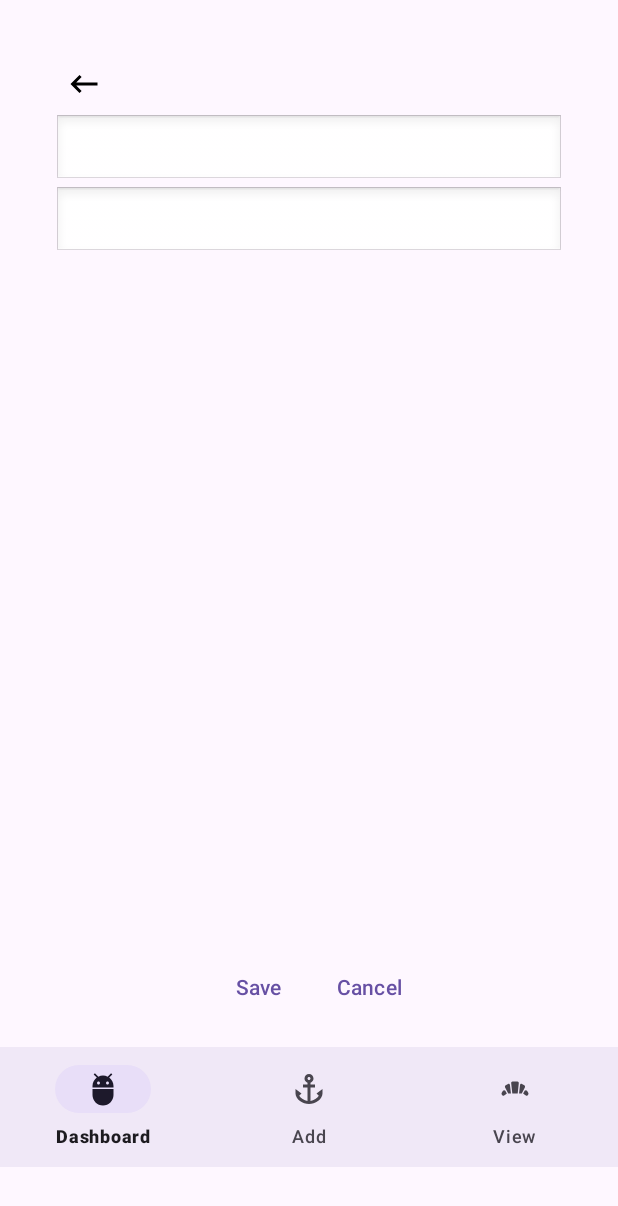
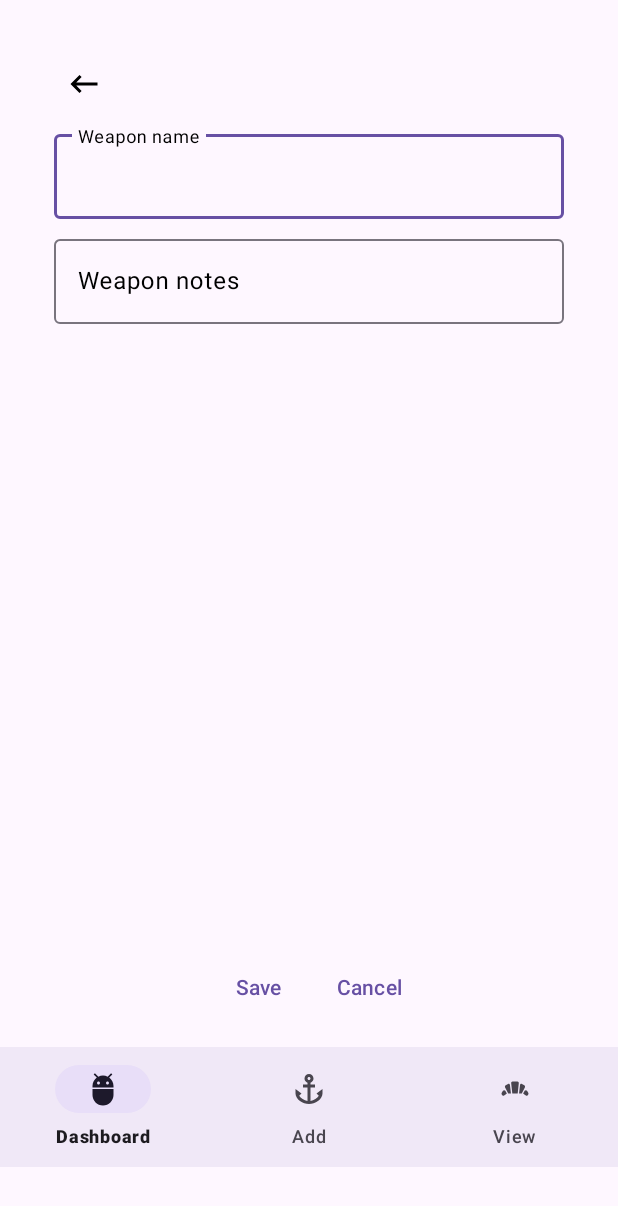
Before and after one commit to PietervanderMerwe/game-trail-tracker, an Android app: the fragment WeaponViewDetailFragment placed in its activity, after a tap on "Edit", on a phone screen of 412 x 824 dp. Shown: the top 1206 px of the screen. Run offline under Robolectric (Android 15) with nearby library versions, the phone set to English and light mode, and no system bars; our stand-ins replace Room's generated code, navigation-ui; 1 statement that could not run was skipped.

Commit message:
Update for labels on edit text on weapons

```diff
--- a/app/src/main/java/com/epilogs/game_trail_tracker/fragments/view/WeaponViewDetailFragment.kt
+++ b/app/src/main/java/com/epilogs/game_trail_tracker/fragments/view/WeaponViewDetailFragment.kt
@@ -1,6 +1,7 @@
 package com.epilogs.game_trail_tracker.fragments.view
 
 import android.app.AlertDialog
+import android.content.res.ColorStateList
 import android.os.Bundle
 import androidx.fragment.app.Fragment
 import android.view.LayoutInflater
@@ -10,6 +11,7 @@ import android.widget.Button
 import android.widget.EditText
 import android.widget.ImageView
 import android.widget.TextView
+import androidx.core.content.ContextCompat
 import androidx.fragment.app.viewModels
 import androidx.lifecycle.Observer
 import androidx.navigation.fragment.findNavController
@@ -20,13 +22,21 @@ import com.epilogs.game_trail_tracker.adapters.ImagesAdapter
 import com.epilogs.game_trail_tracker.database.entities.Location
 import com.epilogs.game_trail_tracker.database.entities.Weapon
 import com.epilogs.game_trail_tracker.utils.DateConverter
+import com.epilogs.game_trail_tracker.utils.showDatePickerDialog
 import com.epilogs.game_trail_tracker.viewmodels.WeaponViewModel
+import com.google.android.material.textfield.TextInputLayout
 
 class WeaponViewDetailFragment : Fragment() {
     private var weaponId: Int? = null
     private val viewModel: WeaponViewModel by viewModels()
     private lateinit var imageAdapter: ImagesAdapter
     private var currentWeapon: Weapon? = null
+    private lateinit var nameLayout: TextInputLayout
+    private lateinit var noteLayout: TextInputLayout
+    private lateinit var deleteButton: Button
+    private lateinit var editButton: Button
+    private lateinit var saveButton: Button
+    private lateinit var cancelButton: Button
     override fun onCreate(savedInstanceState: Bundle?) {
         super.onCreate(savedInstanceState)
         arguments?.let {
@@ -43,32 +53,26 @@ class WeaponViewDetailFragment : Fragment() {
 
     override fun onViewCreated(view: View, savedInstanceState: Bundle?) {
         super.onViewCreated(view, savedInstanceState)
-
+        nameLayout = view.findViewById(R.id.textInputLayoutWeaponNameViewDetail)
+        noteLayout = view.findViewById(R.id.textInputLayoutWeaponNotesViewDetail)
         val name: EditText = view.findViewById(R.id.editTextWeaponNameViewDetail)
         val notes: EditText = view.findViewById(R.id.editTextWeaponNotesViewDetail)
         val imagesRecyclerView =
             view.findViewById<RecyclerView>(R.id.imagesWeaponRecyclerViewViewDetail)
-        val deleteButton: Button = view.findViewById(R.id.button_delete_weapon)
-        val editButton: Button = view.findViewById(R.id.button_edit_weapon)
-        val saveButton: Button = view.findViewById(R.id.button_save_weapon)
-        val cancelButton: Button = view.findViewById(R.id.button_cancel_weapon)
+        deleteButton = view.findViewById(R.id.button_delete_weapon)
+        editButton = view.findViewById(R.id.button_edit_weapon)
+        saveButton = view.findViewById(R.id.button_save_weapon)
+        cancelButton = view.findViewById(R.id.button_cancel_weapon)
         val backButton: ImageView = view.findViewById(R.id.backButtonWeaponViewDetail)
 
         backButton.setOnClickListener {
             findNavController().navigateUp()
         }
 
-        disableEditText(name)
-        disableEditText(notes)
+        disableAllText()
 
         editButton.setOnClickListener {
-            enableEditText(name)
-            enableEditText(notes)
-
-            editButton.visibility = View.GONE
-            deleteButton.visibility = View.GONE
-            saveButton.visibility = View.VISIBLE
-            cancelButton.visibility = View.VISIBLE
+            enableAllText()
         }
 
         viewModel.getWeaponById(weaponId!!).observe(viewLifecycleOwner, Observer { weapon ->
@@ -95,28 +99,36 @@ class WeaponViewDetailFragment : Fragment() {
                 viewModel.updateWeapon(weapon)
             }
 
-            disableEditText(name)
-            disableEditText(notes)
-
-            editButton.visibility = View.VISIBLE
-            deleteButton.visibility = View.VISIBLE
-            saveButton.visibility = View.GONE
-            cancelButton.visibility = View.GONE
+            disableAllText()
         }
 
         cancelButton.setOnClickListener {
-            disableEditText(name)
-            disableEditText(notes)
-
-            editButton.visibility = View.VISIBLE
-            deleteButton.visibility = View.VISIBLE
-            saveButton.visibility = View.GONE
-            cancelButton.visibility = View.GONE
+            disableAllText()
         }
 
         deleteButton.setOnClickListener {
             showDeleteConfirmationDialog()
         }
+    }
+
+    private fun disableAllText() {
+        disableEditText(nameLayout)
+        disableEditText(noteLayout)
+
+        editButton.visibility = View.VISIBLE
+        deleteButton.visibility = View.VISIBLE
+        saveButton.visibility = View.GONE
+        cancelButton.visibility = View.GONE
+    }
+
+    private fun enableAllText() {
+        enableEditText(nameLayout)
+        enableEditText(noteLayout)
+
+        editButton.visibility = View.GONE
+        deleteButton.visibility = View.GONE
+        saveButton.visibility = View.VISIBLE
+        cancelButton.visibility = View.VISIBLE
     }
 
     private fun showDeleteConfirmationDialog() {
@@ -130,18 +142,26 @@ class WeaponViewDetailFragment : Fragment() {
             .show()
     }
 
-    private fun disableEditText(editText: EditText) {
-        editText.isFocusable = false
-        editText.isClickable = false
-        editText.isCursorVisible = false
-        editText.background = null
+    private fun disableEditText(textInputLayout: TextInputLayout) {
+        textInputLayout.isEnabled = false
+        textInputLayout.editText?.setTextColor(ContextCompat.getColor(requireContext(), R.color.text_black_disabled))
+        textInputLayout.defaultHintTextColor = ColorStateList.valueOf(ContextCompat.getColor(requireContext(), R.color.text_black_disabled))
+        textInputLayout.editText?.apply {
+            isClickable = false
+            isFocusable = false
+            isCursorVisible = false
+        }
     }
 
-    private fun enableEditText(editText: EditText) {
-        editText.isFocusableInTouchMode = true
-        editText.isClickable = true
-        editText.isCursorVisible = true
-        editText.setBackgroundResource(android.R.drawable.edit_text)
+    private fun enableEditText(textInputLayout: TextInputLayout) {
+        textInputLayout.isEnabled = true
+        textInputLayout.editText?.setTextColor(ContextCompat.getColor(requireContext(), R.color.text_black))
+        textInputLayout.defaultHintTextColor = ColorStateList.valueOf(ContextCompat.getColor(requireContext(), R.color.text_black))
+        textInputLayout.editText?.apply {
+            isClickable = true
+            isFocusableInTouchMode = true
+            isCursorVisible = true
+        }
     }
 
     companion object {
--- a/app/src/main/res/layout/fragment_weapon_view_detail.xml
+++ b/app/src/main/res/layout/fragment_weapon_view_detail.xml
@@ -31,15 +31,33 @@
             android:padding="8dp"
             android:src="@drawable/ic_back_navigation" />
 
-        <EditText
-            android:id="@+id/editTextWeaponNameViewDetail"
+        <com.google.android.material.textfield.TextInputLayout
+            android:id="@+id/textInputLayoutWeaponNameViewDetail"
             android:layout_width="match_parent"
-            android:layout_height="wrap_content" />
+            android:layout_height="wrap_content"
+            android:paddingTop="8dp">
 
-        <EditText
-            android:id="@+id/editTextWeaponNotesViewDetail"
+            <EditText
+                android:id="@+id/editTextWeaponNameViewDetail"
+                android:layout_width="match_parent"
+                android:layout_height="wrap_content"
+                android:hint="@string/weapon_name" />
+
+        </com.google.android.material.textfield.TextInputLayout>
+
+        <com.google.android.material.textfield.TextInputLayout
+            android:id="@+id/textInputLayoutWeaponNotesViewDetail"
             android:layout_width="match_parent"
-            android:layout_height="wrap_content" />
+            android:layout_height="wrap_content"
+            android:paddingTop="8dp">
+
+            <EditText
+                android:id="@+id/editTextWeaponNotesViewDetail"
+                android:layout_width="match_parent"
+                android:layout_height="wrap_content"
+                android:hint="@string/weapon_notes" />
+
+        </com.google.android.material.textfield.TextInputLayout>
 
         <androidx.recyclerview.widget.RecyclerView
             android:id="@+id/imagesWeaponRecyclerViewViewDetail"
--- a/app/src/main/res/values/strings.xml
+++ b/app/src/main/res/values/strings.xml
@@ -46,4 +46,6 @@
     <string name="weight">Weight</string>
     <string name="measurement">Measurement</string>
     <string name="date">Date</string>
+    <string name="weapon_name">Weapon name</string>
+    <string name="weapon_notes">Weapon notes</string>
 </resources>
```
